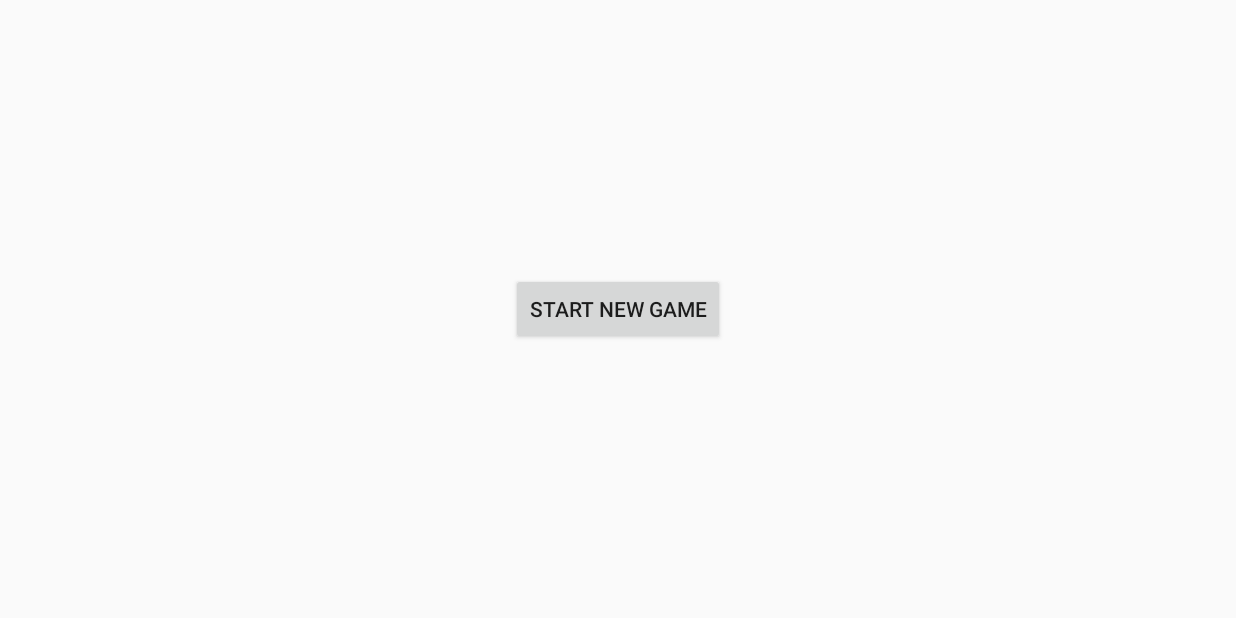
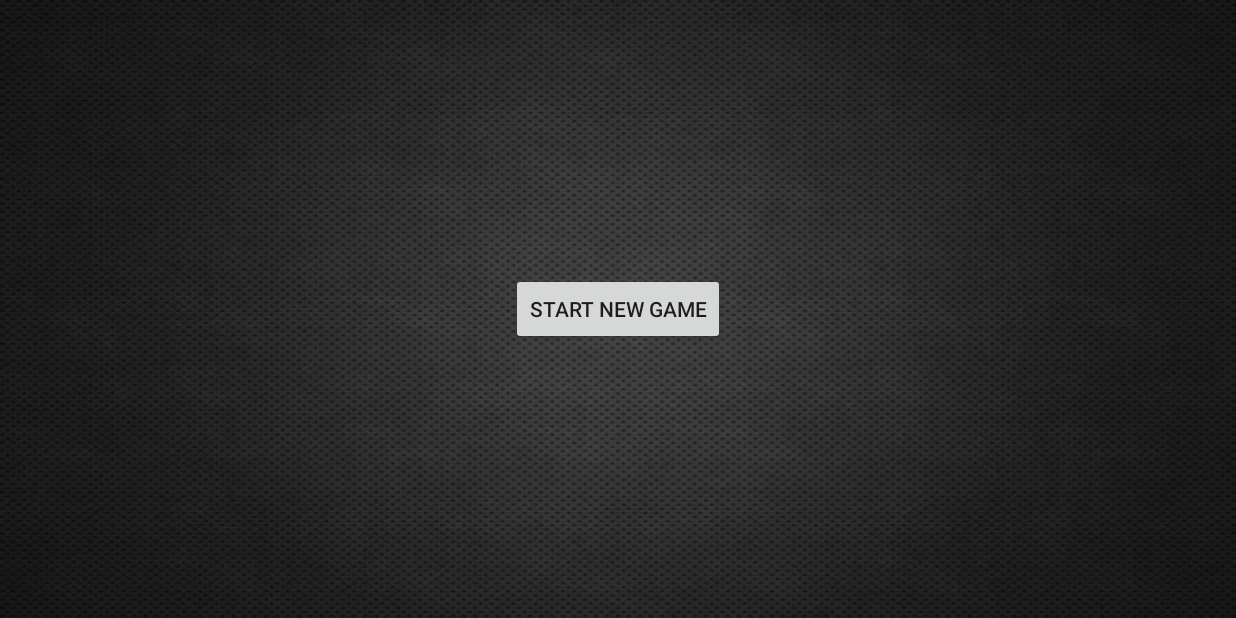
Before and after one commit to OSLL/practice20-dnd-todo, an Android app: the screen it shows after launch (MainActivity), on a phone screen of 824 x 412 dp (held sideways). Run offline under Robolectric (Android 15) with nearby library versions, the phone set to English and light mode, and no system bars.

Commit message:
Add background

```diff
--- a/app/src/main/res/layout/activity_backpack.xml
+++ b/app/src/main/res/layout/activity_backpack.xml
@@ -3,7 +3,8 @@
     xmlns:app="http://schemas.android.com/apk/res-auto"
     xmlns:tools="http://schemas.android.com/tools"
     android:layout_width="match_parent"
-    android:layout_height="match_parent">
+    android:layout_height="match_parent"
+    android:background="@drawable/background">
 
     <GridLayout
         android:layout_width="wrap_content"
--- a/app/src/main/res/layout/activity_equipment.xml
+++ b/app/src/main/res/layout/activity_equipment.xml
@@ -4,7 +4,8 @@
     xmlns:tools="http://schemas.android.com/tools"
     android:layout_width="match_parent"
     android:layout_height="match_parent"
-    tools:context=".EquipmentActivity">
+    tools:context=".EquipmentActivity"
+    android:background="@drawable/background">
 
     <ImageView
         android:id="@+id/magic1"
@@ -24,7 +25,8 @@
         app:layout_constraintTop_toBottomOf="@+id/magic1"
         app:layout_constraintStart_toEndOf="@id/rarm"
         app:layout_constraintEnd_toStartOf="@id/hpTV"
-        app:srcCompat="@drawable/backpack" />
+        app:srcCompat="@drawable/backpack"
+        />
 
     <ImageView
         android:id="@+id/magic3"
--- a/app/src/main/res/layout/activity_game.xml
+++ b/app/src/main/res/layout/activity_game.xml
@@ -3,7 +3,8 @@
     xmlns:app="http://schemas.android.com/apk/res-auto"
     xmlns:tools="http://schemas.android.com/tools"
     android:layout_width="match_parent"
-    android:layout_height="match_parent">
+    android:layout_height="match_parent"
+    android:background="@drawable/background">
 
     <TextView
         android:id="@+id/healthV"
--- a/app/src/main/res/layout/activity_main.xml
+++ b/app/src/main/res/layout/activity_main.xml
@@ -4,7 +4,8 @@
     xmlns:tools="http://schemas.android.com/tools"
     android:layout_width="match_parent"
     android:layout_height="match_parent"
-    tools:context=".MainActivity">
+    tools:context=".MainActivity"
+    android:background="@drawable/background">
 
 
     <Button
```
Also changed, not shown: app/src/main/res/drawable/background.jpg (added).
